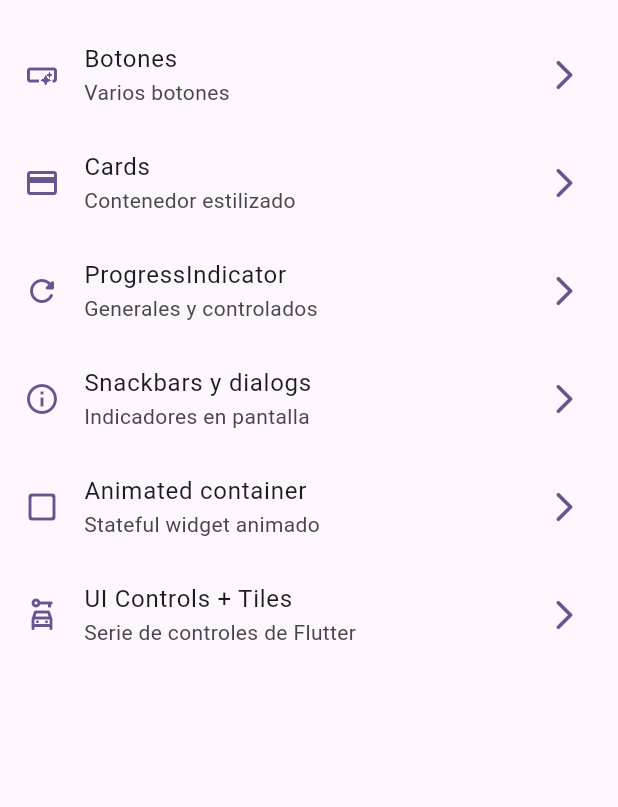
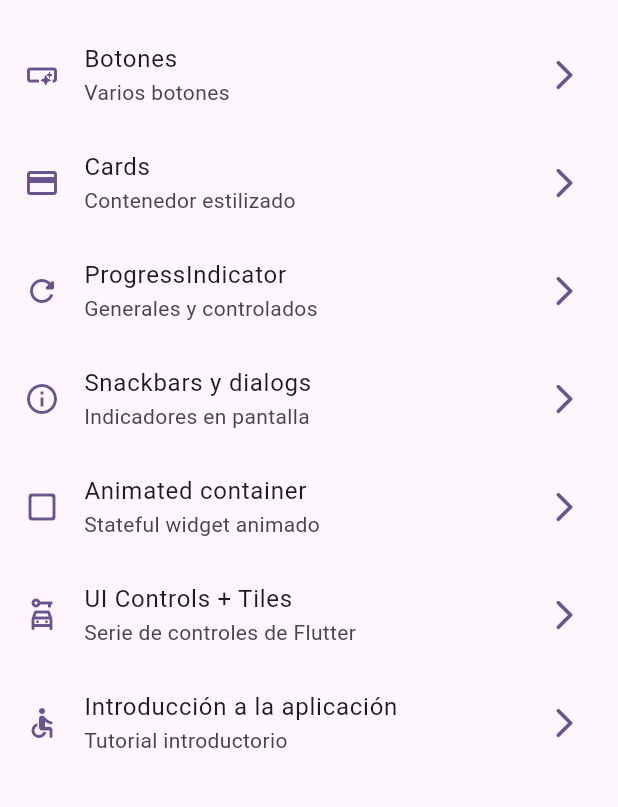
Before and after one commit to LBetti/widgetsMaterial3, a Flutter app: the screen it shows after launch, on a phone screen of 412 x 824 dp, the part 63-870 px from its top. Run offline on Flutter 3.47's test engine with Material 2 defaults, Android fonts, the phone set to English and light mode, and no system bars; our stand-ins replace go_router.

Commit message:
images added

```diff
--- a/lib/config/menu/menu_items.dart
+++ b/lib/config/menu/menu_items.dart
@@ -44,4 +44,9 @@ const appMenuItems = <MenuItem>[
       subTtitle: 'Serie de controles de Flutter',
       link: '/ui-controls',
       icon: Icons.car_rental_outlined),
+  MenuItem(
+      title: 'Introducción a la aplicación',
+      subTtitle: 'Tutorial introductorio',
+      link: '/tutorial',
+      icon: Icons.accessible_rounded),
 ];
--- a/lib/config/router/app_router.dart
+++ b/lib/config/router/app_router.dart
@@ -38,4 +38,9 @@ final appRouter = GoRouter(routes: [
     name: UiControlsScreen.name,
     builder: (context, state) => const UiControlsScreen(),
   ),
+  GoRoute(
+    path: '/tutorial',
+    name: AppTutorialScreen.name,
+    builder: (context, state) => const UiControlsScreen(),
+  ),
 ]);
```
Also changed, not shown: pubspec.yaml (+5 -2 lines), assets/1.png (added), assets/2.png (added), assets/3.png (added), assets/jar-loading.gif (added).
